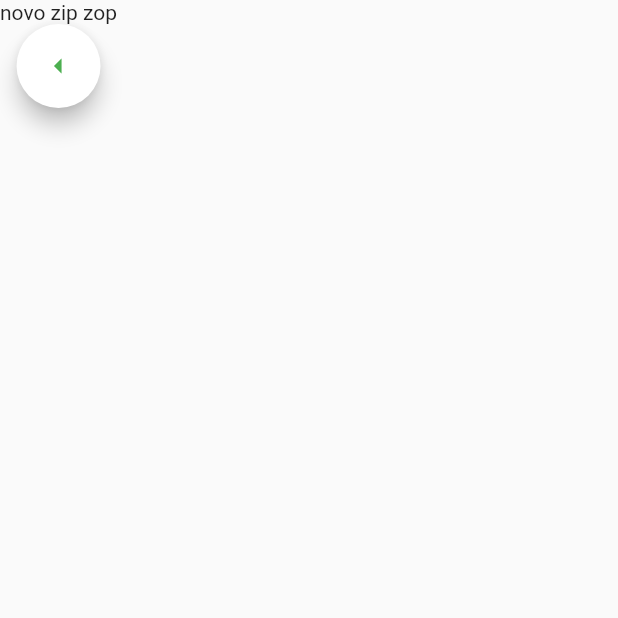
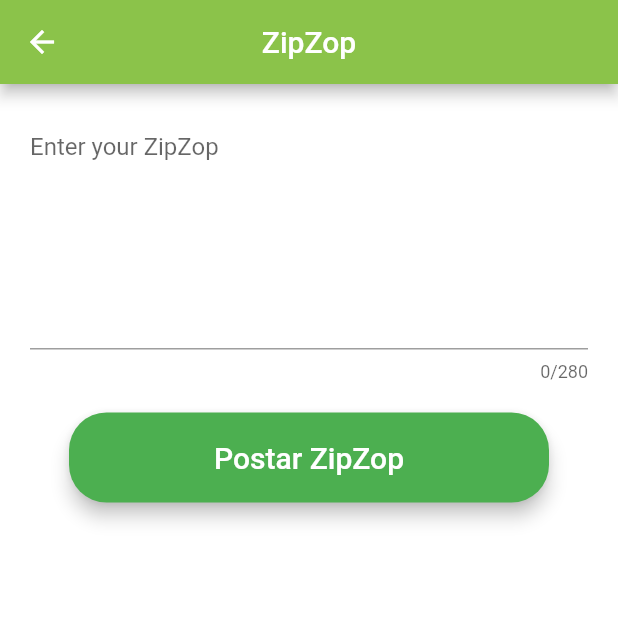
Before and after one commit to maxleirbag/flutter-poc, a Flutter app: the screen it shows once a user with an empty profile is signed in, item 2 of the bottom bar chosen, after a tap on the "note add" icon, on a phone screen of 412 x 824 dp, the top half of it. Run offline on Flutter 3.47's test engine with Material 2 defaults, Android fonts, the phone set to English and light mode, and no system bars; our stand-ins replace cloud_firestore, firebase_auth, firebase_core, firebase_storage; accounts and stored records are empty.

Commit message:
feature: criação e vizualização dos próprios ZipZops

```diff
--- a/lib/Screens/CreateZipZopScreen.dart
+++ b/lib/Screens/CreateZipZopScreen.dart
@@ -1,35 +1,122 @@
+import 'package:cloud_firestore/cloud_firestore.dart';
 import 'package:flutter/material.dart';
+import 'package:sabia_app/Constants/Constants.dart';
 import 'package:sabia_app/Screens/FeedScreen.dart';
 
+import '../Models/ZipZop.dart';
+import '../Services/DatabaseServices.dart';
+import '../Widgets/RoundedButton.dart';
+
+// class CreateZipZopScreen extends StatefulWidget {
+//   const CreateZipZopScreen({Key? key}) : super(key: key);
+//
+//   @override
+//   State<CreateZipZopScreen> createState() => _CreateZipZopScreenState();
+// }
+//
+// class _CreateZipZopScreenState extends State<CreateZipZopScreen> {
+//   @override
+//   Widget build(BuildContext context) {
+//     return Scaffold(
+//       body: Column(
+//         children: [
+//           const Text('novo zip zop'),
+//           FloatingActionButton(
+//             backgroundColor: Colors.white,
+//             onPressed: () {
+//               Navigator.push(
+//                   context,
+//                   MaterialPageRoute(
+//                       builder: (context) =>
+//                           const FeedScreen(currentUserId: 'a')));
+//             },
+//             child: const Icon(
+//               Icons.arrow_left,
+//               color: Colors.green,
+//             ),
+//           )
+//         ],
+//       ),
+//     );
+//   }
+// }
+
 class CreateZipZopScreen extends StatefulWidget {
-  const CreateZipZopScreen({Key? key}) : super(key: key);
+  final String currentUserId;
+
+  const CreateZipZopScreen({super.key, required this.currentUserId});
 
   @override
-  State<CreateZipZopScreen> createState() => _CreateZipZopScreenState();
+  _CreateZipZopScreenState createState() => _CreateZipZopScreenState();
 }
 
 class _CreateZipZopScreenState extends State<CreateZipZopScreen> {
+  late String _zipZopText;
+  bool _loading = false;
+
   @override
   Widget build(BuildContext context) {
     return Scaffold(
-      body: Column(
-        children: [
-          const Text('novo zip zop'),
-          FloatingActionButton(
-            backgroundColor: Colors.white,
-            onPressed: () {
-              Navigator.push(
-                  context,
-                  MaterialPageRoute(
-                      builder: (context) =>
-                          const FeedScreen(currentUserId: 'a')));
-            },
-            child: const Icon(
-              Icons.arrow_left,
-              color: Colors.green,
+      backgroundColor: Colors.white,
+      appBar: AppBar(
+        backgroundColor: KzipZopColor,
+        centerTitle: true,
+        title: Text(
+          'ZipZop',
+          style: TextStyle(
+            color: Colors.white,
+            fontSize: 20,
+          ),
+        ),
+      ),
+      body: Padding(
+        padding: const EdgeInsets.symmetric(horizontal: 20),
+        child: Column(
+          children: [
+            SizedBox(height: 20),
+            TextField(
+              maxLength: 280,
+              maxLines: 7,
+              decoration: InputDecoration(
+                hintText: 'Enter your ZipZop',
+              ),
+              onChanged: (value) {
+                _zipZopText = value;
+              },
             ),
-          )
-        ],
+            SizedBox(height: 20),
+            RoundedButton(
+              btnText: 'Postar ZipZop',
+              onBtnPressed: () async {
+                setState(() {
+                  _loading = true;
+                });
+                if (_zipZopText != null && _zipZopText.isNotEmpty) {
+                  print(_zipZopText);
+                  ZipZop zipZop = ZipZop(
+                    text: _zipZopText,
+                    // image: image,
+                    authorId: widget.currentUserId,
+                    likes: 0,
+                    shares: 0,
+                    timestamp: Timestamp.fromDate(
+                      DateTime.now(),
+                    ),
+                    id: '${widget.currentUserId}${DateTime.now()}',
+                  );
+                  DatabaseServices.createZipZop(zipZop);
+                  print('chamou Create ');
+                  Navigator.pop(context);
+                }
+                setState(() {
+                  _loading = false;
+                });
+              },
+            ),
+            SizedBox(height: 20),
+            _loading ? CircularProgressIndicator() : SizedBox.shrink()
+          ],
+        ),
       ),
     );
   }
--- a/lib/Screens/FeedScreen.dart
+++ b/lib/Screens/FeedScreen.dart
@@ -40,7 +40,9 @@ class _FeedScreenState extends State<FeedScreen> {
           Navigator.push(
               context,
               MaterialPageRoute(
-                  builder: (context) => const CreateZipZopScreen()));
+                  builder: (context) => CreateZipZopScreen(
+                        currentUserId: widget.currentUserId,
+                      )));
         },
         child: const Icon(
           Icons.note_add,
--- a/lib/Screens/LoginScreen.dart
+++ b/lib/Screens/LoginScreen.dart
@@ -43,7 +43,8 @@ class _LoginScreenState extends State<LoginScreen> {
             ),
             TextField(
               obscureText: true,
-              decoration: InputDecoration(hintText: 'Enter your password'),
+              decoration:
+                  const InputDecoration(hintText: 'Enter your password'),
               onChanged: (value) {
                 _password = value;
               },
@@ -56,6 +57,8 @@ class _LoginScreenState extends State<LoginScreen> {
               onBtnPressed: () async {
                 bool isValid = await AuthService.signIn(_email, _password);
                 if (isValid) {
+                  // buscar ID usuário por e-mail
+                  // Navigator.push() => FeedScreen(idUsuario)
                   print('Entrou');
                   Navigator.pop(context);
                 } else {
```
Also changed, not shown: lib/Screens/ProfileScreen.dart (+31 -16 lines).
